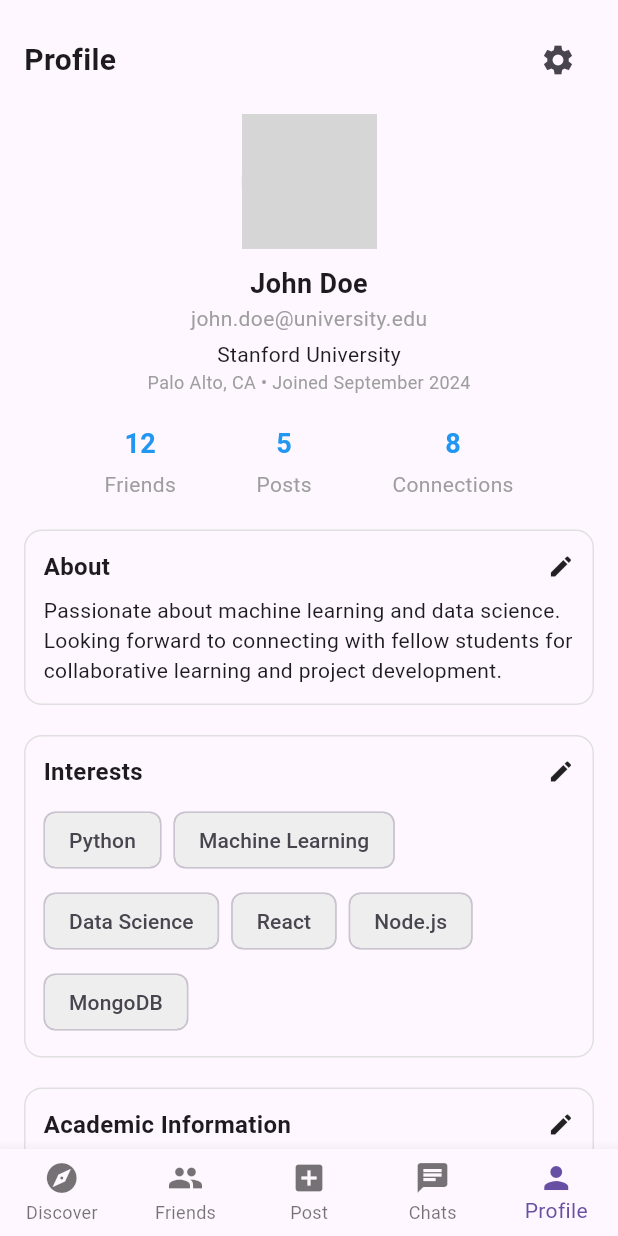
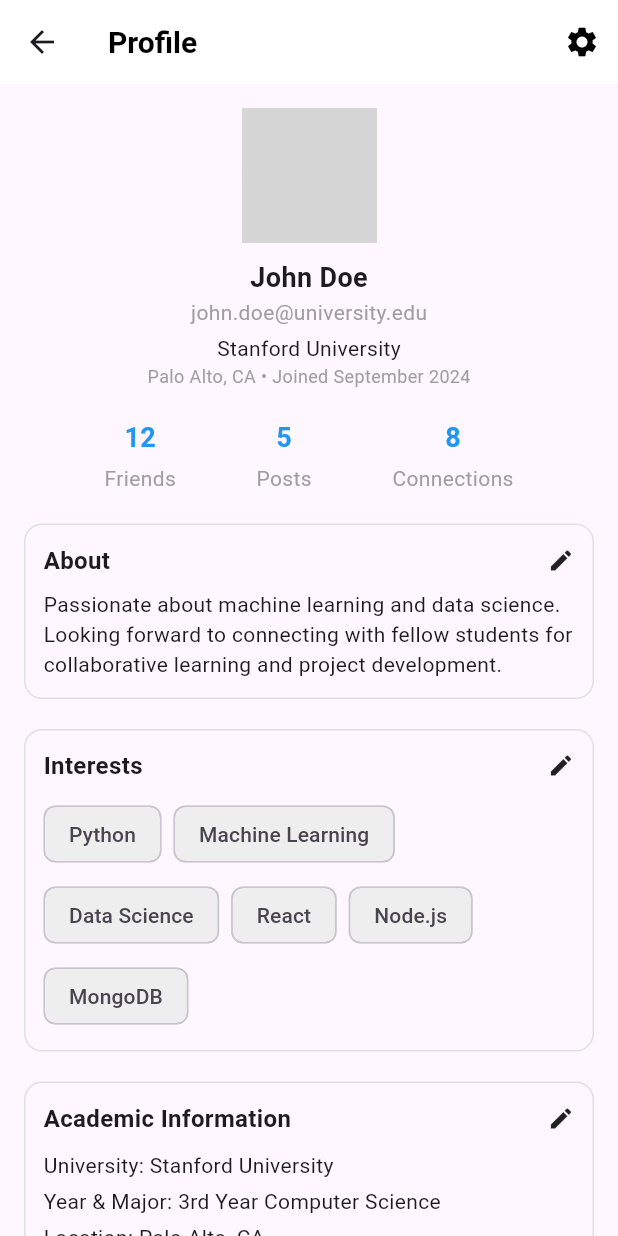
Before and after one commit to nikhilesh-7119/chat_application, a Flutter app: the ProfileScreen screen opened directly, on a phone screen of 412 x 824 dp. Run offline on Flutter 3.47's test engine with Material 3 defaults, Android fonts, the phone set to English and light mode, and no system bars; our stand-ins replace cloud_firestore, firebase_auth, firebase_core, flutter_dotenv, get, pinput and 1 more; accounts and stored records are empty; network calls fail; grey boxes are pictures that could not be loaded.

Commit message:
profile screen added

```diff
--- a/lib/screens/profile_screen.dart
+++ b/lib/screens/profile_screen.dart
@@ -6,17 +6,23 @@ class ProfileScreen extends StatelessWidget {
   @override
   Widget build(BuildContext context) {
     return Scaffold(
-      bottomNavigationBar: BottomNavigationBar(
-        type: BottomNavigationBarType.fixed,
-        items: const [
-          BottomNavigationBarItem(icon: Icon(Icons.explore), label: "Discover"),
-          BottomNavigationBarItem(icon: Icon(Icons.group), label: "Friends"),
-          BottomNavigationBarItem(icon: Icon(Icons.add_box), label: "Post"),
-          BottomNavigationBarItem(icon: Icon(Icons.chat), label: "Chats"),
-          BottomNavigationBarItem(icon: Icon(Icons.person), label: "Profile"),
+      appBar: AppBar(
+        elevation: 0,
+        backgroundColor: Colors.white,
+        title: const Text(
+          "Profile",
+          style: TextStyle(
+            fontSize: 20,
+            fontWeight: FontWeight.bold,
+            color: Colors.black,
+          ),
+        ),
+        actions: [
+          IconButton(
+            onPressed: () {},
+            icon: const Icon(Icons.settings, color: Colors.black),
+          ),
         ],
-        currentIndex: 4,
-        onTap: (i) {},
       ),
       body: SafeArea(
         child: SingleChildScrollView(
@@ -24,22 +30,6 @@ class ProfileScreen extends StatelessWidget {
           child: Column(
             crossAxisAlignment: CrossAxisAlignment.start,
             children: [
-              // Top row with title and settings
-              Row(
-                mainAxisAlignment: MainAxisAlignment.spaceBetween,
-                children: [
-                  const Text(
-                    "Profile",
-                    style: TextStyle(fontSize: 20, fontWeight: FontWeight.bold),
-                  ),
-                  IconButton(
-                    onPressed: () {},
-                    icon: const Icon(Icons.settings),
-                  ),
-                ],
-              ),
-              const SizedBox(height: 12),
-
               // Profile Info Card
               Center(
                 child: Column(
@@ -49,7 +39,8 @@ class ProfileScreen extends StatelessWidget {
                         const CircleAvatar(
                           radius: 45,
                           backgroundImage: NetworkImage(
-                              "https://via.placeholder.com/150"), // profile pic
+                            "https://via.placeholder.com/150",
+                          ), // profile pic
                         ),
                         Positioned(
                           bottom: 0,
@@ -59,14 +50,16 @@ class ProfileScreen extends StatelessWidget {
                             radius: 16,
                             child: Icon(Icons.edit, size: 18),
                           ),
-                        )
+                        ),
                       ],
                     ),
                     const SizedBox(height: 10),
                     const Text(
                       "John Doe",
-                      style:
-                          TextStyle(fontSize: 18, fontWeight: FontWeight.bold),
+                      style: TextStyle(
+                        fontSize: 18,
+                        fontWeight: FontWeight.bold,
+                      ),
                     ),
                     const Text(
                       "john.doe@university.edu",
@@ -74,8 +67,10 @@ class ProfileScreen extends StatelessWidget {
                     ),
                     const SizedBox(height: 4),
                     const Text("Stanford University"),
-                    const Text("Palo Alto, CA • Joined September 2024",
-                        style: TextStyle(color: Colors.grey, fontSize: 12)),
+                    const Text(
+                      "Palo Alto, CA • Joined September 2024",
+                      style: TextStyle(color: Colors.grey, fontSize: 12),
+                    ),
                   ],
                 ),
               ),
@@ -110,7 +105,7 @@ class ProfileScreen extends StatelessWidget {
                   "Data Science",
                   "React",
                   "Node.js",
-                  "MongoDB"
+                  "MongoDB",
                 ],
               ),
 
@@ -130,9 +125,12 @@ class ProfileScreen extends StatelessWidget {
                   style: ElevatedButton.styleFrom(
                     backgroundColor: Colors.red,
                     padding: const EdgeInsets.symmetric(
-                        horizontal: 32, vertical: 12),
+                      horizontal: 32,
+                      vertical: 12,
+                    ),
                     shape: RoundedRectangleBorder(
-                        borderRadius: BorderRadius.circular(8)),
+                      borderRadius: BorderRadius.circular(8),
+                    ),
                   ),
                 ),
               ),
@@ -156,9 +154,13 @@ class ProfileScreen extends StatelessWidget {
         children: [
           Row(
             children: [
-              Text(title,
-                  style: const TextStyle(
-                      fontSize: 16, fontWeight: FontWeight.bold)),
+              Text(
+                title,
+                style: const TextStyle(
+                  fontSize: 16,
+                  fontWeight: FontWeight.bold,
+                ),
+              ),
               const Spacer(),
               const Icon(Icons.edit, size: 18),
             ],
@@ -171,8 +173,10 @@ class ProfileScreen extends StatelessWidget {
   }
 
   // Chips Section
-  Widget buildChipsSection(
-      {required String title, required List<String> chips}) {
+  Widget buildChipsSection({
+    required String title,
+    required List<String> chips,
+  }) {
     return Container(
       padding: const EdgeInsets.all(12),
       decoration: BoxDecoration(
@@ -184,9 +188,13 @@ class ProfileScreen extends StatelessWidget {
         children: [
           Row(
             children: [
-              Text(title,
-                  style: const TextStyle(
-                      fontSize: 16, fontWeight: FontWeight.bold)),
+              Text(
+                title,
+                style: const TextStyle(
+                  fontSize: 16,
+                  fontWeight: FontWeight.bold,
+                ),
+              ),
               const Spacer(),
               const Icon(Icons.edit, size: 18),
             ],
@@ -196,10 +204,12 @@ class ProfileScreen extends StatelessWidget {
             spacing: 8,
             runSpacing: 6,
             children: chips
-                .map((chip) => Chip(
-                      label: Text(chip),
-                      backgroundColor: Colors.grey.shade200,
-                    ))
+                .map(
+                  (chip) => Chip(
+                    label: Text(chip),
+                    backgroundColor: Colors.grey.shade200,
+                  ),
+                )
                 .toList(),
           ),
         ],
@@ -217,24 +227,29 @@ class ProfileScreen extends StatelessWidget {
       ),
       child: Column(
         crossAxisAlignment: CrossAxisAlignment.start,
-        children: [
+        children: const [
           Row(
-            children: const [
-              Text("Academic Information",
-                  style: TextStyle(fontSize: 16, fontWeight: FontWeight.bold)),
+            children: [
+              Text(
+                "Academic Information",
+                style: TextStyle(fontSize: 16, fontWeight: FontWeight.bold),
+              ),
               Spacer(),
               Icon(Icons.edit, size: 18),
             ],
           ),
-          const SizedBox(height: 10),
-          const Text("University: Stanford University",
-              style: TextStyle(fontSize: 14)),
-          const SizedBox(height: 4),
-          const Text("Year & Major: 3rd Year Computer Science",
-              style: TextStyle(fontSize: 14)),
-          const SizedBox(height: 4),
-          const Text("Location: Palo Alto, CA",
-              style: TextStyle(fontSize: 14)),
+          SizedBox(height: 10),
+          Text(
+            "University: Stanford University",
+            style: TextStyle(fontSize: 14),
+          ),
+          SizedBox(height: 4),
+          Text(
+            "Year & Major: 3rd Year Computer Science",
+            style: TextStyle(fontSize: 14),
+          ),
+          SizedBox(height: 4),
+          Text("Location: Palo Alto, CA", style: TextStyle(fontSize: 14)),
         ],
       ),
     );
@@ -251,9 +266,14 @@ class ProfileStat extends StatelessWidget {
   Widget build(BuildContext context) {
     return Column(
       children: [
-        Text(value,
-            style: const TextStyle(
-                fontSize: 18, fontWeight: FontWeight.bold, color: Colors.blue)),
+        Text(
+          value,
+          style: const TextStyle(
+            fontSize: 18,
+            fontWeight: FontWeight.bold,
+            color: Colors.blue,
+          ),
+        ),
         const SizedBox(height: 4),
         Text(title, style: const TextStyle(color: Colors.grey)),
       ],
```
